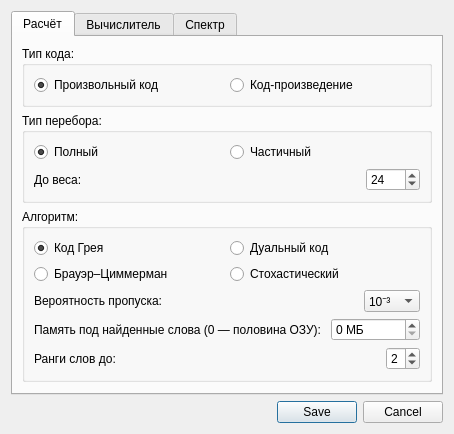
Above: ui/settingsdialog.ui from Maxmaxgggg/Spectrum before the change. Below: the same form after it.
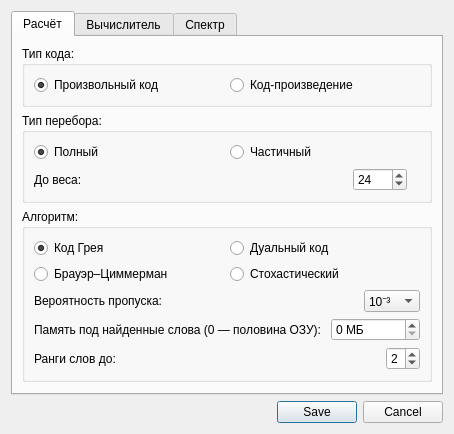
That is the form after the change. Icons and pictures are not drawn.

What changed in the file:
```diff
--- a/ui/settingsdialog.ui
+++ b/ui/settingsdialog.ui
@@ -134,6 +134,13 @@
               </property>
              </widget>
             </item>
+            <item>
+             <widget class="QLabel" name="weightMemoryLBL">
+              <property name="text">
+               <string/>
+              </property>
+             </widget>
+            </item>
            </layout>
           </item>
          </layout>
```
